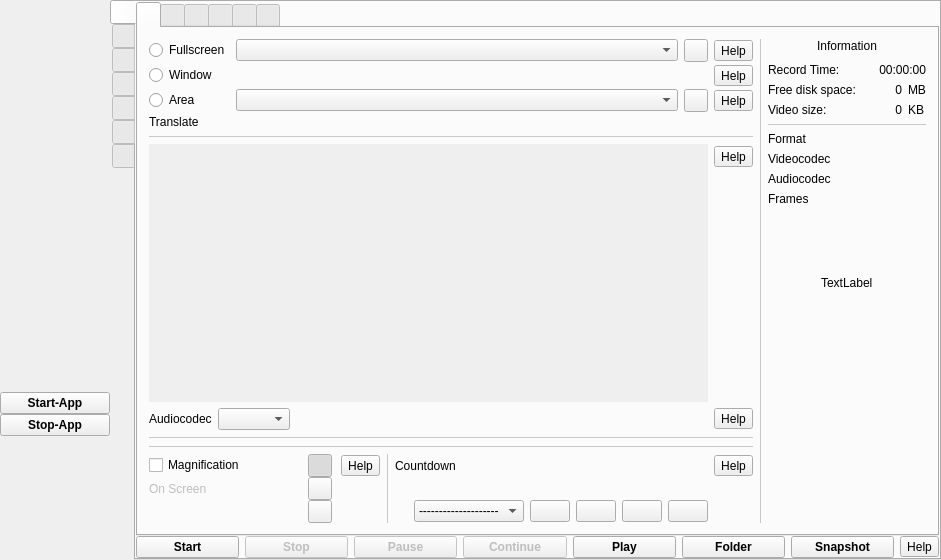
Qt form src/formMainWindow.ui (vkohaupt/vokoscreenNG) before a commit.
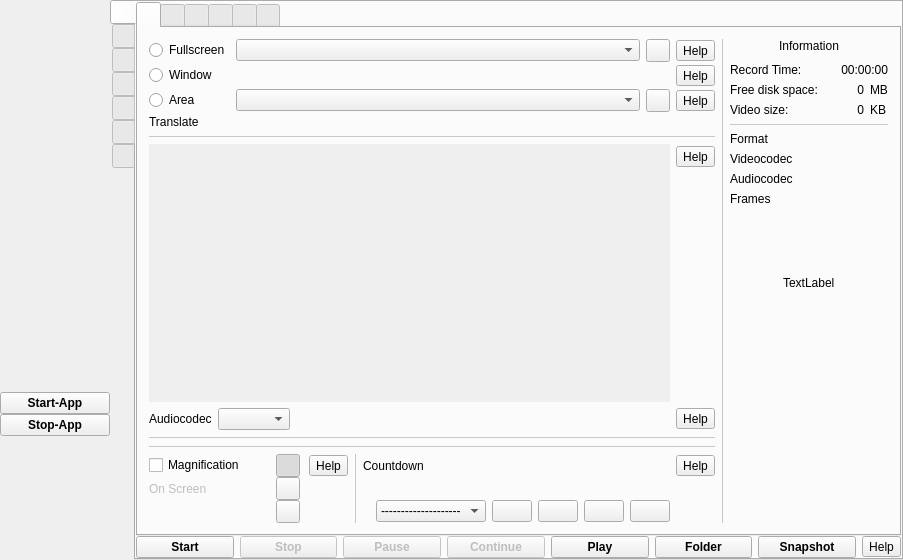
The same form after that commit. Icons and pictures are not drawn.

The edit to the form file:
```diff
--- a/src/formMainWindow.ui
+++ b/src/formMainWindow.ui
@@ -6,7 +6,7 @@
    <rect>
     <x>0</x>
     <y>0</y>
-    <width>941</width>
+    <width>903</width>
     <height>560</height>
    </rect>
   </property>
@@ -596,7 +596,7 @@
                       <rect>
                        <x>0</x>
                        <y>0</y>
-                       <width>533</width>
+                       <width>495</width>
                        <height>185</height>
                       </rect>
                      </property>
```
Left out of the diff: 2 changed lines with no effect on the pictures.
